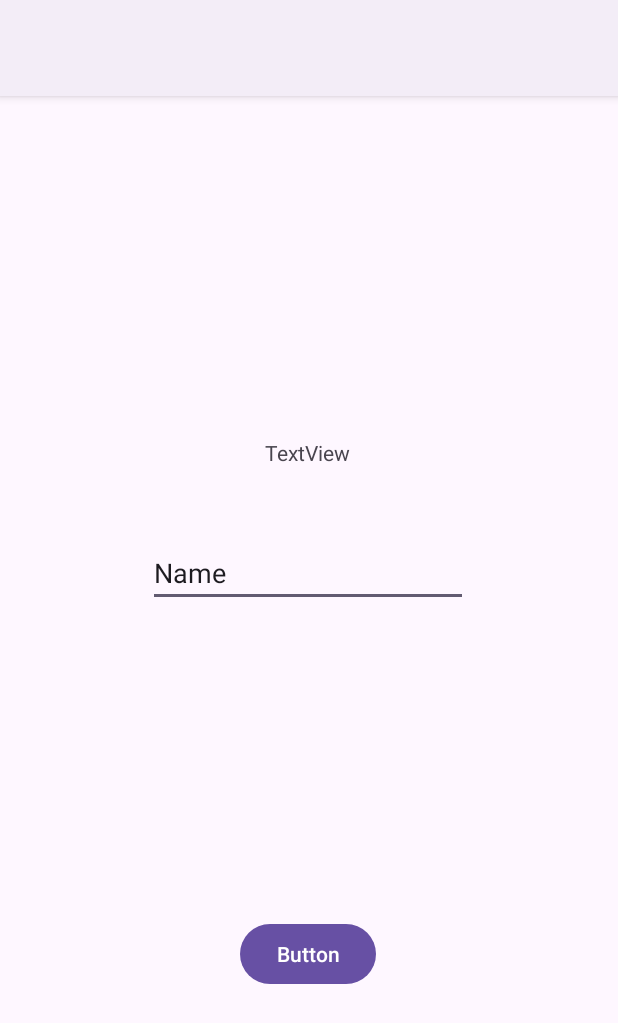
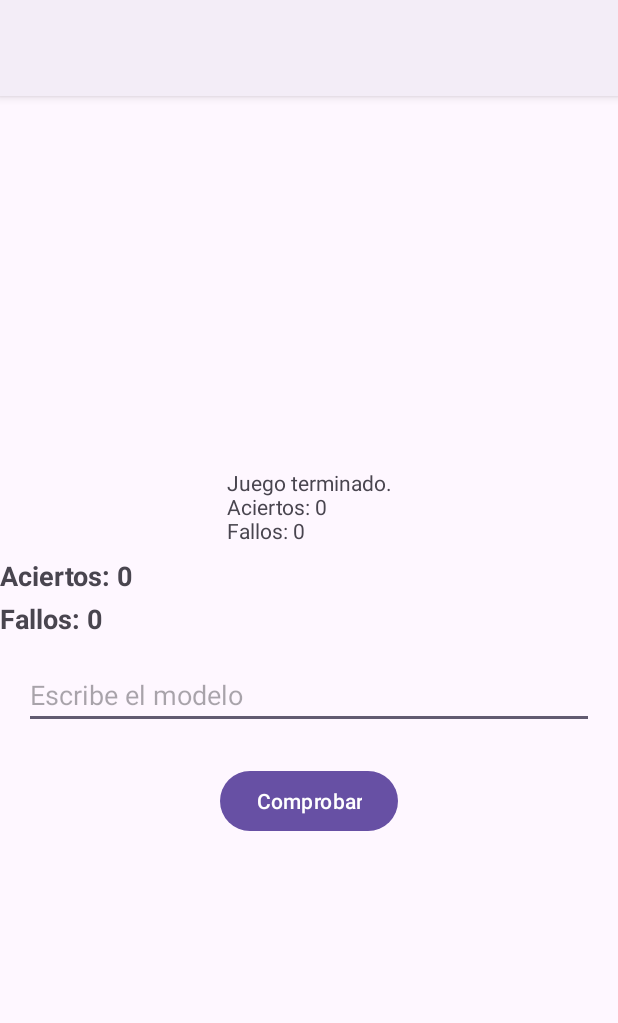
Before and after one commit to banlles/InteractiveListCars_AS, an Android app: the GameActivity screen opened directly, with no data from a screen before it, on a phone screen of 412 x 824 dp. Shown: the top 1023 px of the screen. Run offline under Robolectric (Android 15) with nearby library versions, the phone set to English and light mode, and no system bars; 1 statement that could not run was skipped.

Commit message:
Terminando codigo

```diff
--- a/app/src/main/java/com/example/myapplication/GameActivity.java
+++ b/app/src/main/java/com/example/myapplication/GameActivity.java
@@ -1,24 +1,79 @@
 package com.example.myapplication;
 
 import android.os.Bundle;
+import android.widget.Button;
+import android.widget.EditText;
+import android.widget.ImageView;
+import android.widget.TextView;
 
-import androidx.activity.EdgeToEdge;
 import androidx.appcompat.app.AppCompatActivity;
-import androidx.core.graphics.Insets;
-import androidx.core.view.ViewCompat;
-import androidx.core.view.WindowInsetsCompat;
+
+import java.util.ArrayList;
 
 public class GameActivity extends AppCompatActivity {
+
+    private TextView tv, tvAciertos, tvFallos;
+    private ImageView img;
+    EditText et;
+
+    private ArrayList<Car> allCars;
+    private int indice = 0;
+    private int aciertos = 0;
+    private int fallos = 0;
 
     @Override
     protected void onCreate(Bundle savedInstanceState) {
         super.onCreate(savedInstanceState);
-        EdgeToEdge.enable(this);
         setContentView(R.layout.activity_game);
-        ViewCompat.setOnApplyWindowInsetsListener(findViewById(R.id.main), (v, insets) -> {
-            Insets systemBars = insets.getInsets(WindowInsetsCompat.Type.systemBars());
-            v.setPadding(systemBars.left, systemBars.top, systemBars.right, systemBars.bottom);
-            return insets;
-        });
+
+        tv = findViewById(R.id.textViewPregunta);
+        img = findViewById(R.id.imageViewCoche);
+        et = findViewById(R.id.editTextRespuesta);
+        tvAciertos = findViewById(R.id.textViewAciertos);
+        tvFallos = findViewById(R.id.textViewFallos);
+
+        Button btnResponder = findViewById(R.id.btnComprobarRespuesta);
+
+        allCars = getIntent().getParcelableArrayListExtra("carList");
+
+        mostrarPregunta();
+        actualizarMarcadores();
+
+        btnResponder.setOnClickListener(v -> comprobarRespuesta());
+    }
+
+    private void mostrarPregunta() {
+        if (indice < allCars.size()) {
+            Car car = allCars.get(indice);
+            img.setImageResource(car.getImagen());
+            tv.setText("Pregunta: ¿Qué modelo de coche es este?");
+            et.setText("");
+        } else {
+            tv.setText("Juego terminado.\nAciertos: " + aciertos + "\nFallos: " + fallos);
+        }
+    }
+
+    private void comprobarRespuesta() {
+        if (indice >= allCars.size()) return;
+
+        Car car = allCars.get(indice);
+        String respuesta = et.getText().toString().trim();
+
+        if (respuesta.equalsIgnoreCase(car.getModelo())) {
+            tv.setText("¡Correcto!");
+            aciertos++;
+        } else {
+            tv.setText("Incorrecto. La respuesta correcta es " + car.getModelo());
+            fallos++;
+        }
+
+        indice++;
+        actualizarMarcadores();
+        mostrarPregunta();
+    }
+
+    private void actualizarMarcadores() {
+        tvAciertos.setText("Aciertos: " + aciertos);
+        tvFallos.setText("Fallos: " + fallos);
     }
 }
--- a/app/src/main/java/com/example/myapplication/InfoShowCar.java
+++ b/app/src/main/java/com/example/myapplication/InfoShowCar.java
@@ -17,7 +17,7 @@ public class InfoShowCar extends AppCompatActivity {
         super.onCreate(savedInstanceState);
         setContentView(R.layout.activity_info_show_car);
 
-        Car car = getIntent().getParcelableExtra("car");
+        Car car = getIntent().getParcelableExtra("carList");
         if (car == null) return;
 
         TextView marca = findViewById(R.id.ShowInfoMarca);
--- a/app/src/main/java/com/example/myapplication/MainActivity.java
+++ b/app/src/main/java/com/example/myapplication/MainActivity.java
@@ -38,7 +38,7 @@ public class MainActivity extends AppCompatActivity implements MyRVAdapter.OnIte
     // Al hacer clic en un coche abre la info detallada
     public void onItemClick(int position) {
         Intent i = new Intent(MainActivity.this, InfoShowCar.class);
-        i.putExtra("car", visibleCars.get(position));
+        i.putExtra("carList", visibleCars.get(position));
         activityLauncher.launch(i);
     }
 
@@ -64,6 +64,7 @@ public class MainActivity extends AppCompatActivity implements MyRVAdapter.OnIte
 
         } else if (id == R.id.OpcionJuego) {
             Intent i = new Intent(MainActivity.this, GameActivity.class);
+            i.putParcelableArrayListExtra("carList", allCars);
             activityLauncher.launch(i);
         }
         else
--- a/app/src/main/res/layout/activity_game.xml
+++ b/app/src/main/res/layout/activity_game.xml
@@ -7,41 +7,70 @@
     android:layout_height="match_parent"
     tools:context=".GameActivity">
 
+    <ImageView
+        android:id="@+id/imageViewCoche"
+        android:layout_width="322dp"
+        android:layout_height="216dp"
+        app:layout_constraintTop_toTopOf="parent"
+        app:layout_constraintStart_toStartOf="parent"
+        app:layout_constraintEnd_toEndOf="parent"
+        android:layout_marginTop="16dp"
+        tools:srcCompat="@tools:sample/backgrounds/scenic" />
+
+    <TextView
+        android:id="@+id/textViewPregunta"
+        android:layout_width="wrap_content"
+        android:layout_height="wrap_content"
+        android:text="Pregunta:"
+        app:layout_constraintTop_toBottomOf="@id/imageViewCoche"
+        app:layout_constraintStart_toStartOf="parent"
+        app:layout_constraintEnd_toEndOf="parent"
+        android:layout_marginTop="16dp" />
+
+    <TextView
+        android:id="@+id/textViewAciertos"
+        android:layout_width="wrap_content"
+        android:layout_height="wrap_content"
+        android:text="Aciertos: 0"
+        android:textSize="18sp"
+        android:textStyle="bold"
+        app:layout_constraintTop_toBottomOf="@id/textViewPregunta"
+        app:layout_constraintStart_toStartOf="parent"
+        android:layout_marginTop="8dp" />
+
+    <TextView
+        android:id="@+id/textViewFallos"
+        android:layout_width="wrap_content"
+        android:layout_height="wrap_content"
+        android:text="Fallos: 0"
+        android:textSize="18sp"
+        android:textStyle="bold"
+        app:layout_constraintTop_toBottomOf="@id/textViewAciertos"
+        app:layout_constraintStart_toStartOf="parent"
+        android:layout_marginTop="4dp" />
+
+    <EditText
+        android:id="@+id/editTextRespuesta"
+        android:layout_width="0dp"
+        android:layout_height="wrap_content"
+        android:ems="10"
+        android:inputType="text"
+        android:hint="Escribe el modelo"
+        app:layout_constraintTop_toBottomOf="@id/textViewFallos"
+        app:layout_constraintStart_toStartOf="parent"
+        app:layout_constraintEnd_toEndOf="parent"
+        android:layout_marginStart="16dp"
+        android:layout_marginEnd="16dp"
+        android:layout_marginTop="16dp" />
+
     <Button
         android:id="@+id/btnComprobarRespuesta"
         android:layout_width="wrap_content"
         android:layout_height="wrap_content"
-        android:text="Button"
-        app:layout_constraintBottom_toBottomOf="parent"
+        android:text="Comprobar"
+        app:layout_constraintTop_toBottomOf="@id/editTextRespuesta"
+        app:layout_constraintStart_toStartOf="parent"
         app:layout_constraintEnd_toEndOf="parent"
-        app:layout_constraintHorizontal_bias="0.498"
-        app:layout_constraintStart_toStartOf="parent"
-        app:layout_constraintTop_toTopOf="parent"
-        app:layout_constraintVertical_bias="0.77" />
+        android:layout_marginTop="24dp" />
 
-    <TextView
-        android:id="@+id/textView"
-        android:layout_width="wrap_content"
-        android:layout_height="wrap_content"
-        android:text="TextView"
-        app:layout_constraintBottom_toBottomOf="parent"
-        app:layout_constraintEnd_toEndOf="parent"
-        app:layout_constraintHorizontal_bias="0.498"
-        app:layout_constraintStart_toStartOf="parent"
-        app:layout_constraintTop_toTopOf="parent"
-        app:layout_constraintVertical_bias="0.308" />
-
-    <EditText
-        android:id="@+id/editTextText"
-        android:layout_width="wrap_content"
-        android:layout_height="wrap_content"
-        android:ems="10"
-        android:inputType="text"
-        android:text="Name"
-        app:layout_constraintBottom_toBottomOf="parent"
-        app:layout_constraintEnd_toEndOf="parent"
-        app:layout_constraintHorizontal_bias="0.497"
-        app:layout_constraintStart_toStartOf="parent"
-        app:layout_constraintTop_toTopOf="parent"
-        app:layout_constraintVertical_bias="0.413" />
 </androidx.constraintlayout.widget.ConstraintLayout>
```
